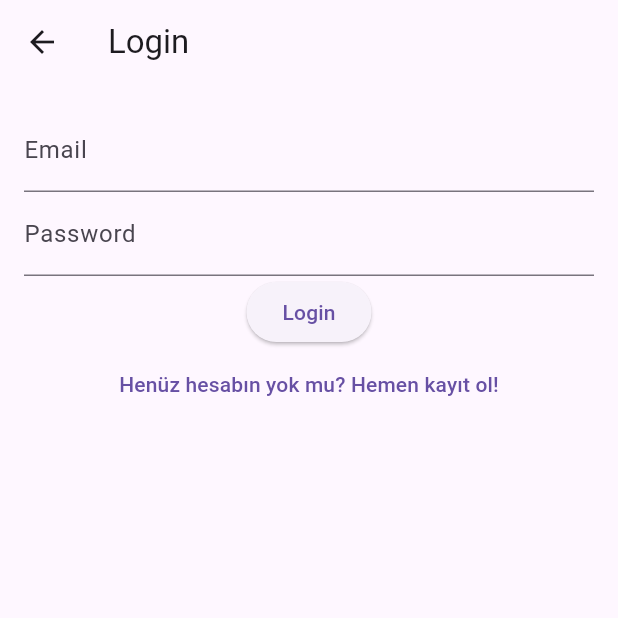
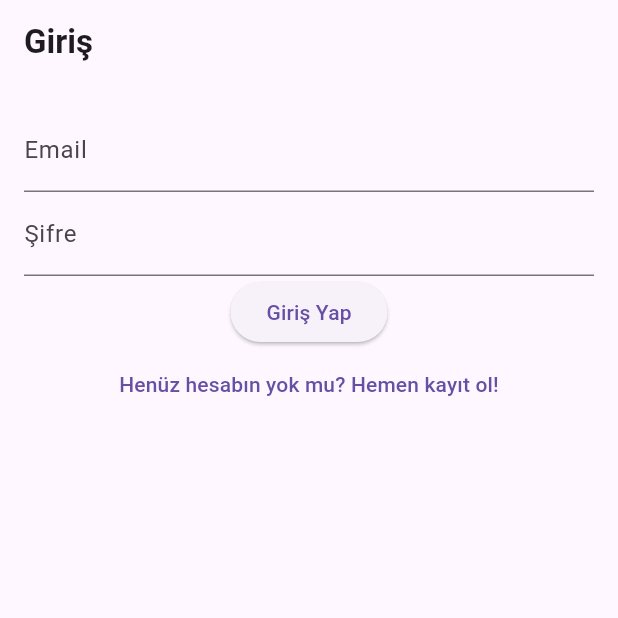
Before and after one commit to OsmanGundogdu/quiz_app_mobile, a Flutter app: the screen it shows after launch, on a phone screen of 412 x 824 dp, the top half of it. Run offline on Flutter 3.47's test engine with Material 3 defaults, Android fonts, the phone set to English and light mode, and no system bars; our stand-ins replace cloud_firestore, firebase_core; accounts and stored records are empty.

Commit message:
some navigation and layout fixings.

```diff
--- a/lib/screens/_layout.dart
+++ b/lib/screens/_layout.dart
@@ -15,6 +15,7 @@ class _LayoutState extends State<Layout> {
       body: _getPage(_selectedIndex),
       backgroundColor: Colors.tealAccent,
       bottomNavigationBar: BottomNavigationBar(
+        mouseCursor: SystemMouseCursors.grab,
         backgroundColor: Colors.teal,
         currentIndex: _selectedIndex,
         onTap: (index) {
@@ -38,8 +39,9 @@ class _LayoutState extends State<Layout> {
         ],
         selectedItemColor: Colors.black,
         unselectedItemColor: Colors.white,
-        selectedIconTheme: IconThemeData(color: Colors.black),
+        selectedIconTheme: IconThemeData(color: Colors.black, size: 35),
         unselectedIconTheme: IconThemeData(color: Colors.white),
+        selectedLabelStyle: TextStyle(fontWeight: FontWeight.bold),
       ),
     );
   }
--- a/lib/screens/login_screen.dart
+++ b/lib/screens/login_screen.dart
@@ -2,7 +2,6 @@ import 'package:flutter/material.dart';
 import 'package:quiz_app/model/user.dart';
 import 'package:quiz_app/screens/_layout.dart';
 import 'package:quiz_app/screens/register_screen.dart';
-import 'package:quiz_app/screens/user_profile_screen.dart';
 
 class LoginScreen extends StatefulWidget {
   const LoginScreen({super.key});
@@ -28,7 +27,8 @@ class _LoginScreenState extends State<LoginScreen> {
   Widget build(BuildContext context) {
     return Scaffold(
       appBar: AppBar(
-        title: const Text("Login"),
+        title:
+            const Text("Giriş", style: TextStyle(fontWeight: FontWeight.bold)),
       ),
       body: Padding(
         padding: const EdgeInsets.all(16.0),
@@ -40,7 +40,7 @@ class _LoginScreenState extends State<LoginScreen> {
             ),
             TextField(
               controller: passwordController,
-              decoration: const InputDecoration(labelText: "Password"),
+              decoration: const InputDecoration(labelText: "Şifre"),
               obscureText: true,
             ),
             ElevatedButton(
@@ -58,7 +58,7 @@ class _LoginScreenState extends State<LoginScreen> {
                   (route) => false,
                 );
               },
-              child: const Text("Login"),
+              child: const Text("Giriş Yap"),
             ),
             TextButton(
               onPressed: () {
--- a/lib/screens/splash_screen.dart
+++ b/lib/screens/splash_screen.dart
@@ -34,9 +34,10 @@ class _SplashScreenState extends State<SplashScreen> {
 
   void _navigateTo(Widget screen) {
     Future.delayed(const Duration(seconds: 2), () {
-      Navigator.pushReplacement(
+      Navigator.pushAndRemoveUntil(
         context,
         MaterialPageRoute(builder: (context) => screen),
+        (route) => false,
       );
     });
   }
```
Also changed, not shown: lib/screens/questions_screen.dart (+12 -2 lines), lib/screens/quiz_info_screen.dart (+8 -2 lines), lib/screens/quizzes_screen.dart (+0 -12 lines), lib/screens/user_profile_screen.dart (+5 -3 lines).
